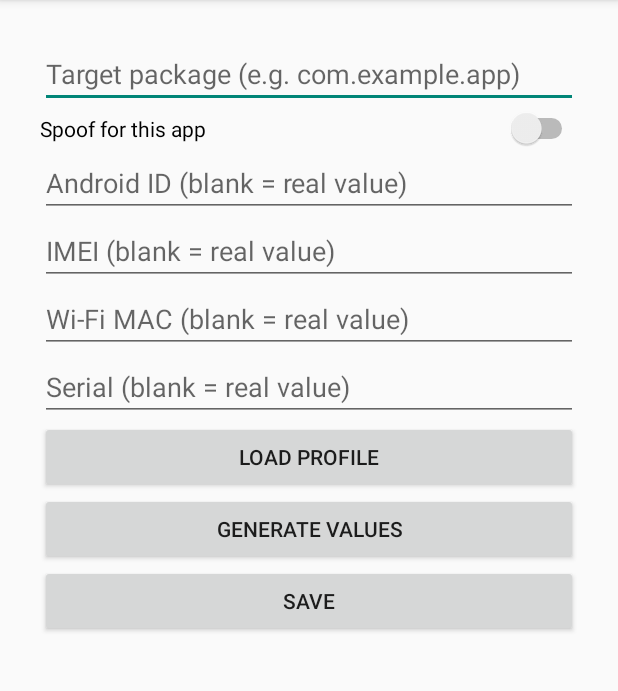
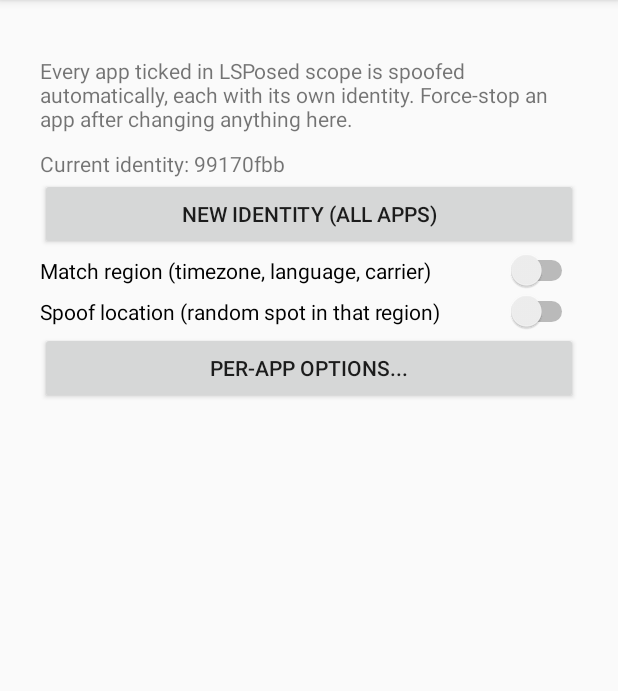
Before and after one commit to zickizacki67-byte/Idkit, an Android app: the screen it shows after launch (MainActivity), on a phone screen of 412 x 824 dp, the part 84-775 px from its top. Run offline under Robolectric (Android 15) with nearby library versions, the phone set to English and light mode, and no system bars.

Commit message:
Update MainActivity.kt

```diff
--- a/app/src/main/java/com/example/idkit/MainActivity.kt
+++ b/app/src/main/java/com/example/idkit/MainActivity.kt
@@ -1,48 +1,92 @@
 package com.example.idkit
 
 import android.app.Activity
+import android.app.AlertDialog
+import android.content.Intent
+import android.content.SharedPreferences
 import android.os.Bundle
-import android.text.InputType
+import android.view.View
 import android.view.ViewGroup.LayoutParams.MATCH_PARENT
 import android.view.ViewGroup.LayoutParams.WRAP_CONTENT
 import android.widget.*
+import java.security.SecureRandom
 
 class MainActivity : Activity() {
-    private val fields = linkedMapOf("android_id" to "Android ID", "imei" to "IMEI", "mac" to "Wi-Fi MAC", "serial" to "Serial")
-    private val inputs = mutableMapOf<String, EditText>()
+    private lateinit var prefs: SharedPreferences
+
+    private fun newSeed(): String {
+        val b = ByteArray(32)
+        SecureRandom().nextBytes(b)
+        return b.joinToString("") { "%02x".format(it) }
+    }
+
+    private fun pickApp() {
+        val pm = packageManager
+        val launch = Intent(Intent.ACTION_MAIN).addCategory(Intent.CATEGORY_LAUNCHER)
+        val apps = pm.queryIntentActivities(launch, 0)
+            .map { it.loadLabel(pm).toString() to it.activityInfo.packageName }
+            .filter { it.second != packageName }
+            .distinctBy { it.second }
+            .sortedBy { it.first.lowercase() }
+        val names = apps.map {
+            (if (prefs.getBoolean("${it.second}.off", false)) "✗ " else "") + it.first
+        }.toTypedArray()
+        AlertDialog.Builder(this).setTitle("Choose app (✗ = spoofing off)")
+            .setItems(names) { _, i -> appMenu(apps[i].first, apps[i].second) }
+            .show()
+    }
+
+    private fun appMenu(label: String, pkg: String) {
+        val off = prefs.getBoolean("$pkg.off", false)
+        val opts = arrayOf(
+            "Reset identity for this app",
+            if (off) "Turn spoofing back on" else "Turn spoofing off for this app"
+        )
+        AlertDialog.Builder(this).setTitle(label).setItems(opts) { _, i ->
+            if (i == 0) {
+                prefs.edit().putInt("$pkg.n", prefs.getInt("$pkg.n", 0) + 1).apply()
+            } else {
+                prefs.edit().putBoolean("$pkg.off", !off).apply()
+            }
+            Toast.makeText(this, "Done. Force-stop that app to apply.", Toast.LENGTH_LONG).show()
+        }.show()
+    }
 
     override fun onCreate(s: Bundle?) {
         super.onCreate(s)
-        val prefs = Store.prefs(this)
+        prefs = Store.prefs(this)
+        if (prefs.getString("seed", null) == null) {
+            prefs.edit().putString("seed", newSeed()).apply()
+        }
+
         val col = LinearLayout(this).apply { orientation = LinearLayout.VERTICAL; setPadding(40, 40, 40, 40) }
-        val pkg = EditText(this).apply { hint = "Target package (e.g. com.example.app)"; inputType = InputType.TYPE_TEXT_VARIATION_URI }
-        val enabled = Switch(this).apply { text = "Spoof for this app" }
-        col.addView(pkg, LinearLayout.LayoutParams(MATCH_PARENT, WRAP_CONTENT))
-        col.addView(enabled)
-        for ((k, label) in fields) {
-            val e = EditText(this).apply { hint = "$label (blank = real value)" }
-            inputs[k] = e; col.addView(e, LinearLayout.LayoutParams(MATCH_PARENT, WRAP_CONTENT))
+        fun add(v: View) = col.addView(v, LinearLayout.LayoutParams(MATCH_PARENT, WRAP_CONTENT))
+        fun label(t: String) = TextView(this).apply { text = t; setPadding(0, 16, 0, 16) }
+        fun button(t: String, f: () -> Unit) = Button(this).apply { text = t; setOnClickListener { f() } }
+        fun toggle(t: String, key: String) = Switch(this).apply {
+            text = t
+            isChecked = prefs.getBoolean(key, false)
+            setOnCheckedChangeListener { _, on -> prefs.edit().putBoolean(key, on).apply() }
         }
-        fun load() {
-            val p = pkg.text.toString().trim()
-            enabled.isChecked = prefs.getBoolean("$p.enabled", false)
-            for ((k, e) in inputs) e.setText(prefs.getString("$p.$k", ""))
-        }
-        fun button(t: String, f: () -> Unit) = Button(this).apply { text = t; setOnClickListener { f() } }
-        col.addView(button("Load profile") { load() })
-        col.addView(button("Generate values") {
-            inputs["android_id"]!!.setText(Store.androidId()); inputs["imei"]!!.setText(Store.imei())
-            inputs["mac"]!!.setText(Store.mac()); inputs["serial"]!!.setText(Store.serial())
+
+        val status = TextView(this)
+        fun refresh() { status.text = "Current identity: " + (prefs.getString("seed", "") ?: "").take(8) }
+        refresh()
+
+        add(label("Every app ticked in LSPosed scope is spoofed automatically, each with its own identity. Force-stop an app after changing anything here."))
+        add(status)
+        add(button("New identity (all apps)") {
+            AlertDialog.Builder(this).setMessage("Create a completely new identity for every app?")
+                .setPositiveButton("Create") { _, _ ->
+                    prefs.edit().putString("seed", newSeed()).apply()
+                    refresh()
+                    Toast.makeText(this, "New identity created. Force-stop apps to apply.", Toast.LENGTH_LONG).show()
+                }
+                .setNegativeButton("Cancel", null).show()
         })
-        col.addView(button("Save") {
-            val p = pkg.text.toString().trim()
-            if (p.isEmpty()) { Toast.makeText(this, "Enter a package", Toast.LENGTH_SHORT).show(); return@button }
-            prefs.edit().apply {
-                putBoolean("$p.enabled", enabled.isChecked)
-                for ((k, e) in inputs) putString("$p.$k", e.text.toString().trim())
-            }.apply()
-            Toast.makeText(this, "Saved. Force-stop the target app to apply.", Toast.LENGTH_LONG).show()
-        })
+        add(toggle("Match region (timezone, language, carrier)", "region"))
+        add(toggle("Spoof location (random spot in that region)", "loc"))
+        add(button("Per-app options...") { pickApp() })
         setContentView(ScrollView(this).apply { addView(col) })
     }
 }
```
